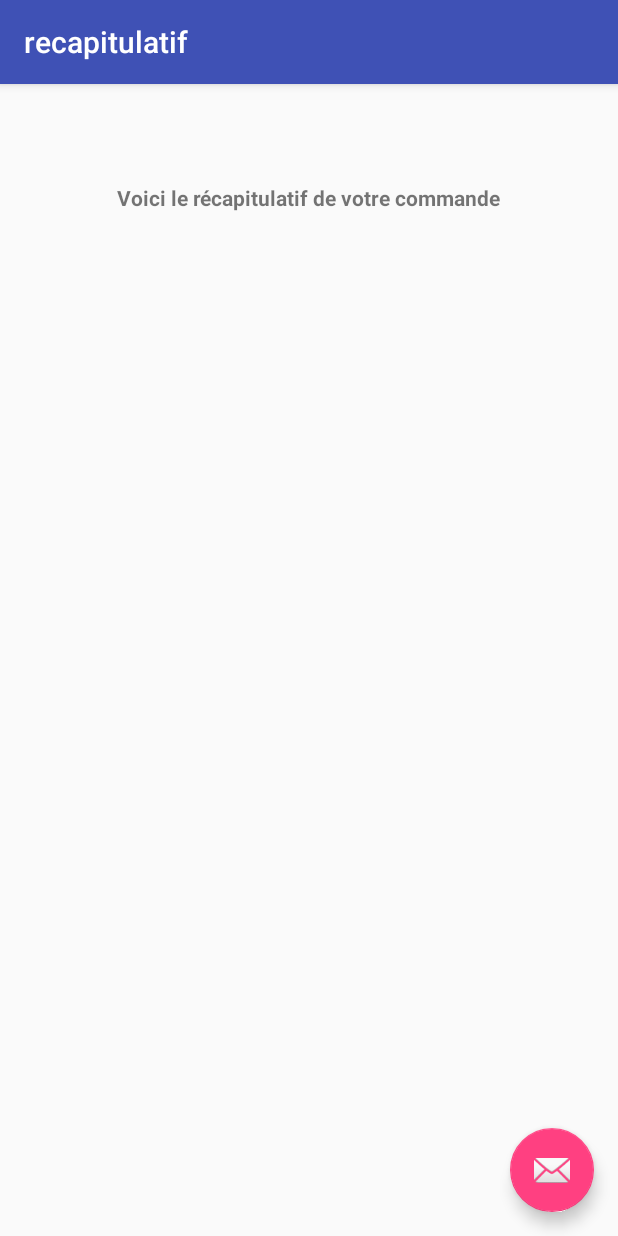
After one commit to chesnais-mymy/AppliMyMa, an Android app: the recapitulatif screen opened directly, with no data from a screen before it, on a phone screen of 412 x 824 dp. The commit adds this screen. Run offline under Robolectric (Android 15) with nearby library versions, the phone set to English and light mode, and no system bars.

Commit message:
la notification de récapitulatif renvoie vers la page"récapitulatif"

```diff
--- a/app/src/main/AndroidManifest.xml
+++ b/app/src/main/AndroidManifest.xml
@@ -40,6 +40,11 @@
             android:name=".testing.PreferenceActivity"
             android:label="@string/app_name" >
         </activity>
+        <activity
+            android:name=".recapitulatif"
+            android:label="@string/title_activity_recapitulatif"
+            android:theme="@style/AppTheme.NoActionBar" >
+        </activity>
     </application>
 
 </manifest>
--- a/app/src/main/java/org/esiea/chesnais_ma/applimyma/Telechargement.java
+++ b/app/src/main/java/org/esiea/chesnais_ma/applimyma/Telechargement.java
@@ -58,7 +58,7 @@ public class Telechargement extends AppCompatActivity {
                 Intent myIntent = new Intent();
                 Context myContext = getApplicationContext();
 
-                myIntent.setClass(myContext, villes.class);
+                myIntent.setClass(myContext, recapitulatif.class);
                 myIntent.putExtra("ID", 1);
                 myPendingIntent = PendingIntent.getActivity(myContext, 0, myIntent, 0);
                 notification.setContentIntent(myPendingIntent);
--- /dev/null
+++ b/app/src/main/java/org/esiea/chesnais_ma/applimyma/recapitulatif.java
@@ -0,0 +1,29 @@
+package org.esiea.chesnais_ma.applimyma;
+
+import android.os.Bundle;
+import android.support.design.widget.FloatingActionButton;
+import android.support.design.widget.Snackbar;
+import android.support.v7.app.AppCompatActivity;
+import android.support.v7.widget.Toolbar;
+import android.view.View;
+
+public class recapitulatif extends AppCompatActivity {
+
+    @Override
+    protected void onCreate(Bundle savedInstanceState) {
+        super.onCreate(savedInstanceState);
+        setContentView(R.layout.activity_recapitulatif);
+        Toolbar toolbar = (Toolbar) findViewById(R.id.toolbar);
+        setSupportActionBar(toolbar);
+
+        FloatingActionButton fab = (FloatingActionButton) findViewById(R.id.fab);
+        fab.setOnClickListener(new View.OnClickListener() {
+            @Override
+            public void onClick(View view) {
+                Snackbar.make(view, "Replace with your own action", Snackbar.LENGTH_LONG)
+                        .setAction("Action", null).show();
+            }
+        });
+    }
+
+}
--- /dev/null
+++ b/app/src/main/res/layout/activity_recapitulatif.xml
@@ -0,0 +1,25 @@
+<?xml version="1.0" encoding="utf-8"?>
+<android.support.design.widget.CoordinatorLayout
+    xmlns:android="http://schemas.android.com/apk/res/android"
+    xmlns:app="http://schemas.android.com/apk/res-auto"
+    xmlns:tools="http://schemas.android.com/tools" android:layout_width="match_parent"
+    android:layout_height="match_parent" android:fitsSystemWindows="true"
+    tools:context="org.esiea.chesnais_ma.applimyma.recapitulatif">
+
+    <android.support.design.widget.AppBarLayout android:layout_height="wrap_content"
+        android:layout_width="match_parent" android:theme="@style/AppTheme.AppBarOverlay">
+
+        <android.support.v7.widget.Toolbar android:id="@+id/toolbar"
+            android:layout_width="match_parent" android:layout_height="?attr/actionBarSize"
+            android:background="?attr/colorPrimary" app:popupTheme="@style/AppTheme.PopupOverlay" />
+
+    </android.support.design.widget.AppBarLayout>
+
+    <include layout="@layout/content_recapitulatif" />
+
+    <android.support.design.widget.FloatingActionButton android:id="@+id/fab"
+        android:layout_width="wrap_content" android:layout_height="wrap_content"
+        android:layout_gravity="bottom|end" android:layout_margin="@dimen/fab_margin"
+        android:src="@android:drawable/ic_dialog_email" />
+
+</android.support.design.widget.CoordinatorLayout>
--- /dev/null
+++ b/app/src/main/res/layout/content_recapitulatif.xml
@@ -0,0 +1,23 @@
+<?xml version="1.0" encoding="utf-8"?>
+<RelativeLayout xmlns:android="http://schemas.android.com/apk/res/android"
+    xmlns:tools="http://schemas.android.com/tools"
+    xmlns:app="http://schemas.android.com/apk/res-auto" android:layout_width="match_parent"
+    android:layout_height="match_parent" android:paddingLeft="@dimen/activity_horizontal_margin"
+    android:paddingRight="@dimen/activity_horizontal_margin"
+    android:paddingTop="@dimen/activity_vertical_margin"
+    android:paddingBottom="@dimen/activity_vertical_margin"
+    app:layout_behavior="@string/appbar_scrolling_view_behavior"
+    tools:showIn="@layout/activity_recapitulatif"
+    tools:context="org.esiea.chesnais_ma.applimyma.recapitulatif">
+
+    <TextView
+        android:layout_width="wrap_content"
+        android:layout_height="wrap_content"
+        android:text="@string/recapitulatif"
+        android:id="@+id/textView5"
+        android:layout_alignParentTop="true"
+        android:textStyle="bold"
+        android:layout_centerHorizontal="true"
+        android:layout_marginTop="50dp" />
+
+</RelativeLayout>
--- a/app/src/main/res/values/strings.xml
+++ b/app/src/main/res/values/strings.xml
@@ -77,4 +77,6 @@
 
     <string name="hello_blank_fragment">Hello blank fragment</string>
     <string name="telecharger">Télécharger le récapitulatif de commande</string>
+    <string name="title_activity_recapitulatif">recapitulatif</string>
+    <string name="recapitulatif">Voici le récapitulatif de votre commande</string>
 </resources>
```
